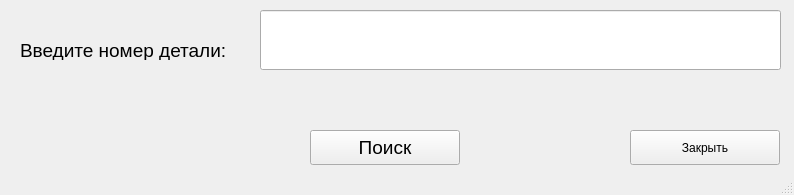
Above: main_window_voltage.ui from AlekseyAShsc/one_project before the change. Below: the same form after it.
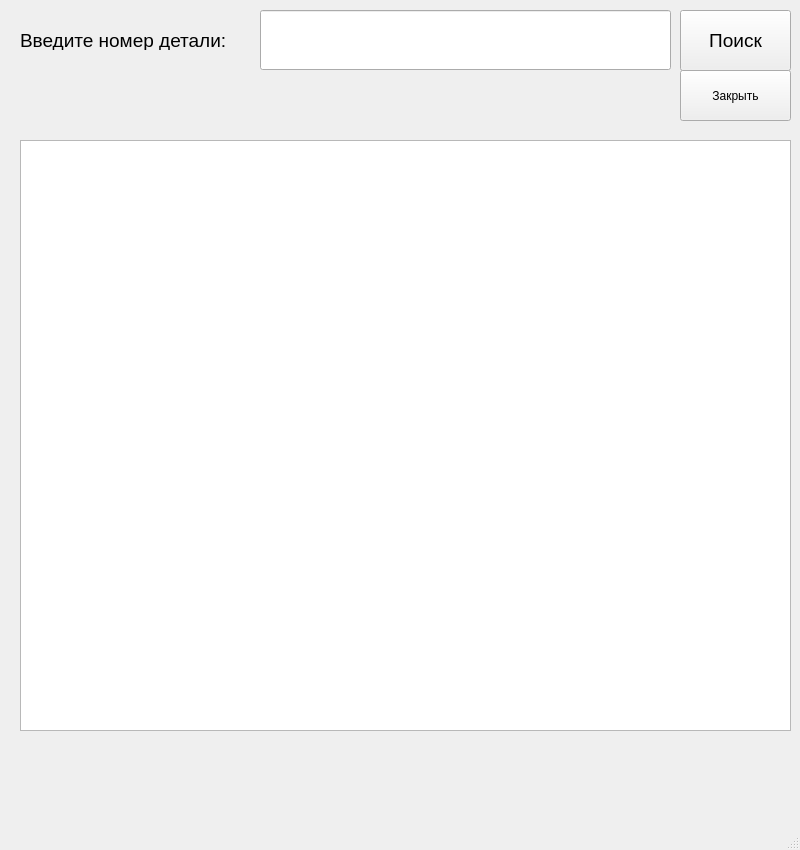
That is the form after the change.

Commit message: Добавлена таблица на форму, без реализиции логики.

```diff
--- a/main_window_voltage.ui
+++ b/main_window_voltage.ui
@@ -6,14 +6,14 @@
    <rect>
     <x>0</x>
     <y>0</y>
-    <width>794</width>
-    <height>195</height>
+    <width>800</width>
+    <height>850</height>
    </rect>
   </property>
   <property name="maximumSize">
    <size>
     <width>1200</width>
-    <height>300</height>
+    <height>1000</height>
    </size>
   </property>
   <property name="windowTitle">
@@ -28,7 +28,7 @@
      <rect>
       <x>260</x>
       <y>10</y>
-      <width>521</width>
+      <width>411</width>
       <height>60</height>
      </rect>
     </property>
@@ -53,7 +53,7 @@
     <property name="geometry">
      <rect>
       <x>20</x>
-      <y>40</y>
+      <y>30</y>
       <width>211</width>
       <height>20</height>
      </rect>
@@ -70,23 +70,29 @@
    <widget class="QLabel" name="label">
     <property name="geometry">
      <rect>
-      <x>20</x>
-      <y>80</y>
-      <width>761</width>
-      <height>51</height>
+      <x>10</x>
+      <y>740</y>
+      <width>771</width>
+      <height>81</height>
      </rect>
     </property>
     <property name="text">
      <string/>
     </property>
+    <property name="alignment">
+     <set>Qt::AlignLeading|Qt::AlignLeft|Qt::AlignTop</set>
+    </property>
+    <property name="wordWrap">
+     <bool>true</bool>
+    </property>
    </widget>
    <widget class="QPushButton" name="B_Search">
     <property name="geometry">
      <rect>
-      <x>310</x>
-      <y>130</y>
-      <width>150</width>
-      <height>35</height>
+      <x>680</x>
+      <y>10</y>
+      <width>111</width>
+      <height>61</height>
      </rect>
     </property>
     <property name="font">
@@ -103,16 +109,44 @@
    <widget class="QPushButton" name="B_exit">
     <property name="geometry">
      <rect>
-      <x>630</x>
-      <y>130</y>
-      <width>150</width>
-      <height>35</height>
+      <x>680</x>
+      <y>70</y>
+      <width>111</width>
+      <height>51</height>
      </rect>
     </property>
     <property name="text">
      <string>Закрыть</string>
     </property>
    </widget>
+   <widget class="QLabel" name="label_2">
+    <property name="geometry">
+     <rect>
+      <x>20</x>
+      <y>70</y>
+      <width>651</width>
+      <height>51</height>
+     </rect>
+    </property>
+    <property name="font">
+     <font>
+      <pointsize>8</pointsize>
+     </font>
+    </property>
+    <property name="text">
+     <string/>
+    </property>
+   </widget>
+   <widget class="QTableWidget" name="tableWidget">
+    <property name="geometry">
+     <rect>
+      <x>20</x>
+      <y>140</y>
+      <width>771</width>
+      <height>591</height>
+     </rect>
+    </property>
+   </widget>
   </widget>
   <widget class="QStatusBar" name="statusbar"/>
  </widget>
```
The commit also changes 1 other file.
